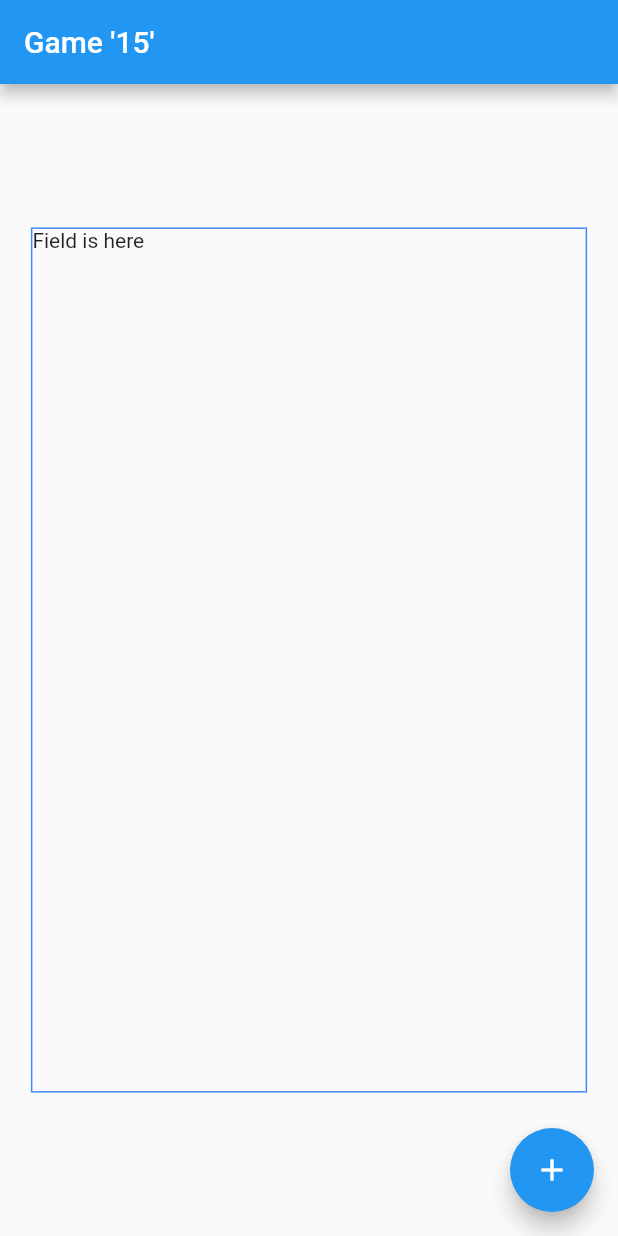
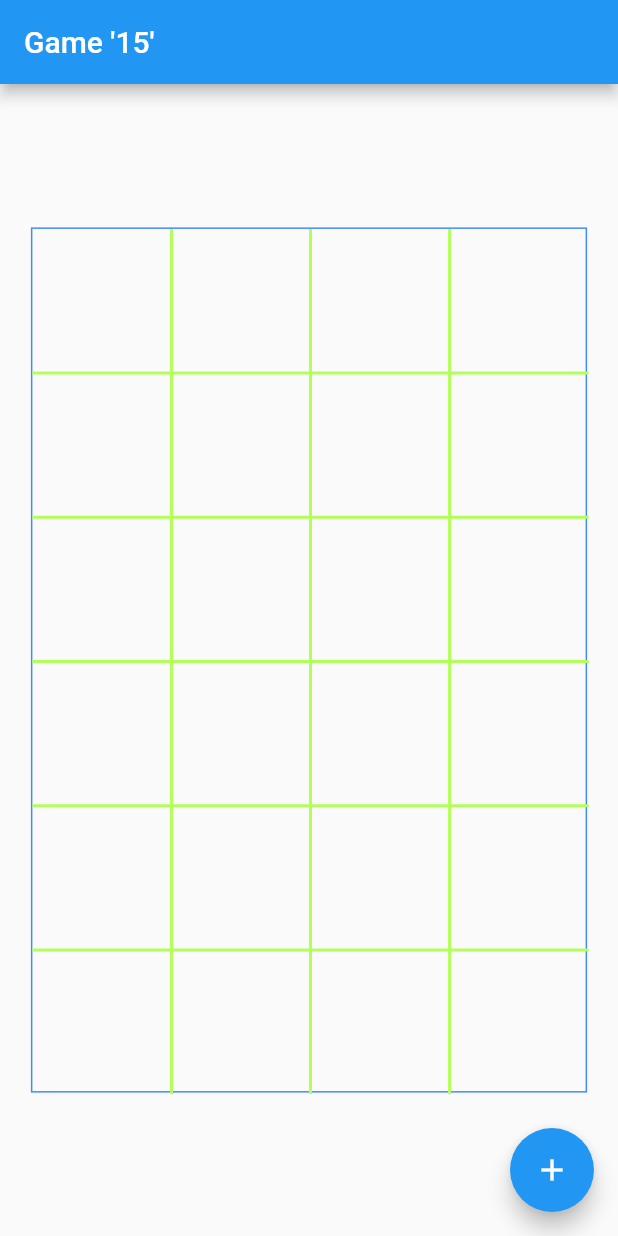
Before and after one commit to taras-rashnik/game-15-flutter, a Flutter app: the screen it shows after launch, on a phone screen of 412 x 824 dp. Run offline on Flutter 3.47's test engine with Material 2 defaults, Android fonts, the phone set to English and light mode, and no system bars.

Commit message:
draw cell borders

```diff
--- a/lib/field_widget.dart
+++ b/lib/field_widget.dart
@@ -40,9 +40,49 @@ class _FieldWidgetState extends State<FieldWidget> {
       width: field.size.width,
       height: field.size.height,
       decoration: BoxDecoration(border: Border.all(color: Colors.blueAccent)),
-      child: Text(
-        'Field is here',
+      child: CustomPaint(
+        painter: FieldPainter(field),
       ),
     );
   }
 }
+
+class FieldPainter extends CustomPainter {
+  final CField field;
+
+  FieldPainter(this.field);
+
+  @override
+  void paint(Canvas canvas, Size size) {
+    final top = field.top;
+
+    final paint = Paint()
+      ..color = Colors.lightGreenAccent
+      ..strokeWidth = 2;
+
+    for (var i = 1; i < field.cols; i++) {
+      final left = field.cellSize.width * i;
+
+      canvas.drawLine(
+        Offset(left, 0),
+        Offset(left, field.height),
+        paint,
+      );
+    }
+
+    for (var i = 1; i < field.rows; i++) {
+      var top = field.cellSize.height * i;
+
+      canvas.drawLine(
+        Offset(0, top),
+        Offset(field.width, top),
+        paint,
+      );
+    }
+  }
+
+  @override
+  bool shouldRepaint(CustomPainter oldDelegate) {
+    return field != (oldDelegate as FieldPainter).field;
+  }
+}
--- a/lib/geometry/crect.dart
+++ b/lib/geometry/crect.dart
@@ -6,4 +6,12 @@ class CRect {
   final CSize size;
 
   CRect({this.center, this.size});
+
+  get left => center.x - size.width / 2;
+
+  get right => center.x + size.width / 2;
+
+  get top => center.y - size.height / 2;
+
+  get bottom => center.y + size.height / 2;
 }
--- a/lib/model/cfield.dart
+++ b/lib/model/cfield.dart
@@ -10,5 +10,17 @@ class CField {
 
   CSize get size => rect.size;
 
-  CSize get cellSize => CSize(width: size.width/cols, height: size.height/rows);
+  double get width => size.width;
+
+  double get height => size.height;
+
+  CSize get cellSize => CSize(width: size.width / cols, height: size.height / rows);
+
+  double get left => rect.left;
+
+  double get right => rect.right;
+
+  double get top => rect.top;
+
+  double get bottom => rect.bottom;
 }
```
